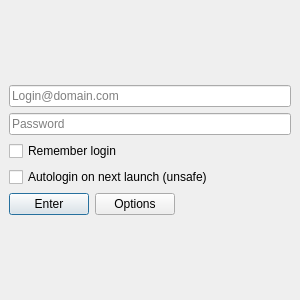
Before: the Qt Designer form ui/login_widget.ui in KrusnikViers/SimpleJabber, drawn with Qt 5.
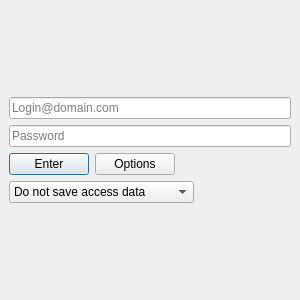
After: the same form once the commit is applied.

Commit message:
Login widget connected to settings module.
Autologin and store login checks replaced with enumeration.
Fixed passwords leak in storage.

The edit to the form file:
```diff
--- a/ui/login_widget.ui
+++ b/ui/login_widget.ui
@@ -41,8 +41,8 @@
       <number>0</number>
      </property>
      <widget class="QWidget" name="login_page">
-      <layout class="QGridLayout" name="_login_page_layout">
-       <item row="0" column="0" colspan="3">
+      <layout class="QVBoxLayout" name="verticalLayout">
+       <item>
         <spacer name="_spacer_1">
          <property name="orientation">
           <enum>Qt::Vertical</enum>
@@ -55,30 +55,7 @@
          </property>
         </spacer>
        </item>
-       <item row="5" column="2">
-        <spacer name="_spacer_3">
-         <property name="orientation">
-          <enum>Qt::Horizontal</enum>
-         </property>
-         <property name="sizeHint" stdset="0">
-          <size>
-           <width>117</width>
-           <height>20</height>
-          </size>
-         </property>
-        </spacer>
-       </item>
-       <item row="3" column="0" colspan="3">
-        <widget class="QCheckBox" name="login_stored_check">
-         <property name="enabled">
-          <bool>true</bool>
-         </property>
-         <property name="text">
-          <string>Remember login</string>
-         </property>
-        </widget>
-       </item>
-       <item row="1" column="0" colspan="3">
+       <item>
         <widget class="QLineEdit" name="login_edit">
          <property name="text">
           <string/>
@@ -91,47 +68,7 @@
          </property>
         </widget>
        </item>
-       <item row="5" column="1">
-        <widget class="QPushButton" name="options_button">
-         <property name="text">
-          <string>Options</string>
-         </property>
-        </widget>
-       </item>
-       <item row="4" column="0" colspan="3">
-        <widget class="QCheckBox" name="autoauth_enabled_check">
-         <property name="enabled">
-          <bool>true</bool>
-         </property>
-         <property name="text">
-          <string>Autologin on next launch (unsafe)</string>
-         </property>
-        </widget>
-       </item>
-       <item row="5" column="0">
-        <widget class="QPushButton" name="connect_button">
-         <property name="text">
-          <string>Enter</string>
-         </property>
-         <property name="default">
-          <bool>true</bool>
-         </property>
-        </widget>
-       </item>
-       <item row="6" column="0" colspan="3">
-        <spacer name="_spacer_2">
-         <property name="orientation">
-          <enum>Qt::Vertical</enum>
-         </property>
-         <property name="sizeHint" stdset="0">
-          <size>
-           <width>20</width>
-           <height>40</height>
-          </size>
-         </property>
-        </spacer>
-       </item>
-       <item row="2" column="0" colspan="3">
+       <item>
         <widget class="QLineEdit" name="password_edit">
          <property name="text">
           <string/>
@@ -147,6 +84,98 @@
          </property>
         </widget>
        </item>
+       <item>
+        <layout class="QHBoxLayout" name="_layout_2">
+         <item>
+          <widget class="QPushButton" name="connect_button">
+           <property name="text">
+            <string>Enter</string>
+           </property>
+           <property name="default">
+            <bool>true</bool>
+           </property>
+          </widget>
+         </item>
+         <item>
+          <widget class="QPushButton" name="options_button">
+           <property name="text">
+            <string>Options</string>
+           </property>
+          </widget>
+         </item>
+         <item>
+          <spacer name="_spacer_3">
+           <property name="orientation">
+            <enum>Qt::Horizontal</enum>
+           </property>
+           <property name="sizeHint" stdset="0">
+            <size>
+             <width>40</width>
+             <height>20</height>
+            </size>
+           </property>
+          </spacer>
+         </item>
+        </layout>
+       </item>
+       <item>
+        <layout class="QHBoxLayout" name="_layout_1">
+         <item>
+          <widget class="QComboBox" name="on_launch_mode_cbox">
+           <property name="minimumSize">
+            <size>
+             <width>180</width>
+             <height>0</height>
+            </size>
+           </property>
+           <property name="currentIndex">
+            <number>0</number>
+           </property>
+           <item>
+            <property name="text">
+             <string>Do not save access data</string>
+            </property>
+           </item>
+           <item>
+            <property name="text">
+             <string>Store login between lauches</string>
+            </property>
+           </item>
+           <item>
+            <property name="text">
+             <string>Autologin on launch</string>
+            </property>
+           </item>
+          </widget>
+         </item>
+         <item>
+          <spacer name="_spacer_7">
+           <property name="orientation">
+            <enum>Qt::Horizontal</enum>
+           </property>
+           <property name="sizeHint" stdset="0">
+            <size>
+             <width>40</width>
+             <height>20</height>
+            </size>
+           </property>
+          </spacer>
+         </item>
+        </layout>
+       </item>
+       <item>
+        <spacer name="_spacer_2">
+         <property name="orientation">
+          <enum>Qt::Vertical</enum>
+         </property>
+         <property name="sizeHint" stdset="0">
+          <size>
+           <width>20</width>
+           <height>40</height>
+          </size>
+         </property>
+        </spacer>
+       </item>
       </layout>
      </widget>
      <widget class="QWidget" name="options_page">
```
Left out of the diff: 4 changed lines with no effect on the pictures. The commit also changes 4 other files.
